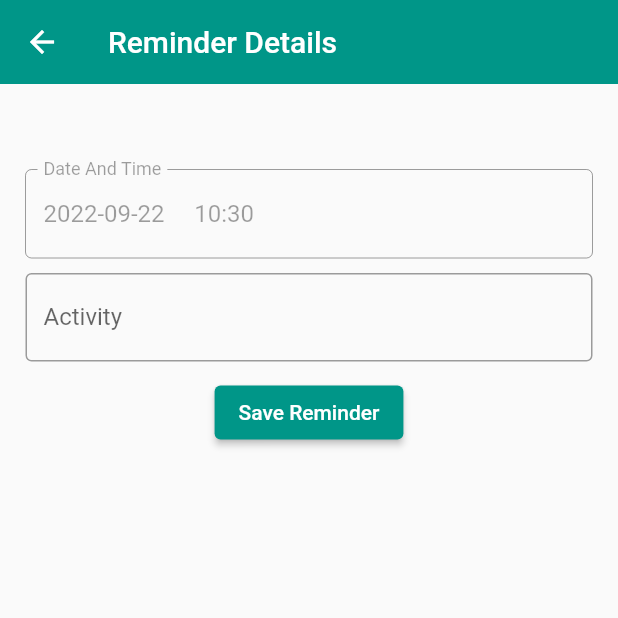
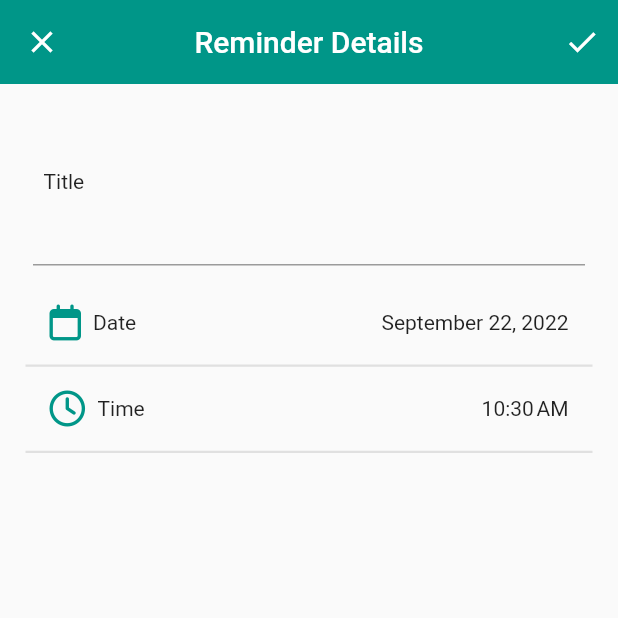
Before and after one commit to NNJ16/diabeta_app, a Flutter app: the ReminderDetails screen opened directly, on a phone screen of 412 x 824 dp, the top half of it. Run offline on Flutter 3.47's test engine with Material 2 defaults, Android fonts, the phone set to English and light mode, and no system bars; our stand-ins replace card_swiper, cloud_firestore, dio, dropdown_button2, firebase_core, flutter_datetime_picker and 9 more; missing offline and left inert: loading_animations, outline_search_bar; accounts and stored records are empty.

Commit message:
bug fixed

```diff
--- a/lib/screens/reminders/reminder_details.dart
+++ b/lib/screens/reminders/reminder_details.dart
@@ -1,3 +1,4 @@
+import 'package:diabeta_app/components/constants.dart';
 import 'package:diabeta_app/model/ReceivedNotification.dart';
 import 'package:diabeta_app/services/data_store.dart';
 import 'package:diabeta_app/services/local_notification_service.dart';
@@ -8,6 +9,8 @@ import 'package:flutter/src/widgets/container.dart';
 import 'package:flutter/src/widgets/framework.dart';
 import 'package:flutter_datetime_picker/flutter_datetime_picker.dart';
 import 'package:fluttertoast/fluttertoast.dart';
+import 'package:font_awesome_flutter/font_awesome_flutter.dart';
+import 'package:intl/intl.dart';
 
 class ReminderDetails extends StatefulWidget {
   final String? activity;
@@ -23,7 +26,8 @@ class _ReminderDetailsState extends State<ReminderDetails> {
   late final LocalNotificationService service;
   DateTime pickedDate = DateTime.now();
   String notificationBody = '';
-
+  DateTime date = DateTime.now();
+  TimeOfDay time = TimeOfDay.now();
   @override
   void initState() {
     service = LocalNotificationService();
@@ -31,9 +35,44 @@ class _ReminderDetailsState extends State<ReminderDetails> {
     if (widget.activity != null && widget.dateTime != null) {
       notificationBody = widget.activity.toString();
       pickedDate = DateTime.parse(widget.dateTime.toString());
+      date = DateTime.parse(widget.dateTime.toString());
+      time = TimeOfDay.fromDateTime(DateTime.parse(widget.dateTime.toString()));
     }
     listenToNotification();
     super.initState();
+  }
+
+  Future pickDate(BuildContext context) async {
+    FocusScope.of(context).requestFocus(FocusNode());
+    final initialDate = DateTime.now();
+    final newDate = await showDatePicker(
+        context: context,
+        initialDate: initialDate,
+        firstDate: DateTime(DateTime.now().year - 5),
+        lastDate: DateTime(DateTime.now().year + 5));
+    if (newDate == null) return;
+    setState(() {
+      print(newDate);
+      date = newDate;
+    });
+  }
+
+  Future pickTime(BuildContext context, DateTime date) async {
+    final TimeOfDay? result =
+        await showTimePicker(context: context, initialTime: TimeOfDay.now());
+    if (result != null) {
+      setState(() {
+        print(result);
+        time = result;
+      });
+    }
+  }
+
+  String formatTimeOfDay(TimeOfDay tod) {
+    final now = DateTime.now();
+    final dt = DateTime(now.year, now.month, now.day, tod.hour, tod.minute);
+    final format = DateFormat.jm(); //"6:00 AM"
+    return format.format(dt);
   }
 
   @override
@@ -42,88 +81,30 @@ class _ReminderDetailsState extends State<ReminderDetails> {
       appBar: AppBar(
         elevation: 0,
         title: const Text("Reminder Details"),
-        centerTitle: false,
-      ),
-      body: Padding(
-        padding: const EdgeInsets.all(17.0),
-        child: Center(
-          child: Column(
-            // mainAxisAlignment: MainAxisAlignment.center,
-            crossAxisAlignment: CrossAxisAlignment.center,
-            children: [
-              SizedBox(
-                height: 40,
-              ),
-              GestureDetector(
-                onTap: () {
-                  DatePicker.showDateTimePicker(context,
-                      showTitleActions: true,
-                      minTime: DateTime(2018, 3, 5),
-                      maxTime: DateTime(2030, 6, 7), onChanged: (date) {
-                    print('change $date');
-                  }, onConfirm: (date) {
-                    print('confirm $date');
-                    setState(() {
-                      pickedDate = date;
-                    });
-                  }, currentTime: DateTime.now(), locale: LocaleType.en);
-                },
-                child: TextFormField(
-                  enabled: false,
-                  decoration: InputDecoration(
-                    border: OutlineInputBorder(),
-                    labelText: 'Date And Time',
-                  ),
-                  controller: TextEditingController(
-                      text: widget.dateTime != null
-                          ? widget.dateTime.toString().substring(0, 10) +
-                              "     " +
-                              widget.dateTime.toString().substring(11, 16)
-                          : pickedDate.toIso8601String().substring(0, 10) +
-                              "     " +
-                              pickedDate.toIso8601String().substring(11, 16)),
-                  // onChanged: (value) {
-                  //   setState(() {
-                  //     print(value);
-                  //     pickedDate = value;
-                  //   });
-                  // },
-                ),
-              ),
-              SizedBox(
-                height: 10,
-              ),
-              TextFormField(
-                decoration: InputDecoration(
-                  border: OutlineInputBorder(),
-                  labelText: 'Activity',
-                ),
-                initialValue: widget.activity ?? '',
-                // controller: TextEditingController(text: widget.activity ?? ''),
-                onChanged: (value) {
-                  setState(() {
-                    print(value);
-                    notificationBody = value;
-                  });
+        centerTitle: true,
+        leading: IconButton(
+          icon: const Icon(Icons.close),
+          onPressed: () {
+            Navigator.pop(context);
           },
         ),
-              SizedBox(
-                height: 10,
-              ),
-              ElevatedButton(
+        actions: (<Widget>[
+          IconButton(
             onPressed: () async {
+              date = DateTime(
+                  date.year, date.month, date.day, time.hour, time.minute);
               try {
                 await service.setScheduledNotification(
                   id: 0,
                   body: notificationBody ?? widget.activity ?? 'Not Found',
-                      dateAndTime: pickedDate,
+                  dateAndTime: date,
                 );
                 ReceivedNotification receivedNotification =
                     new ReceivedNotification(
                         id: 0,
                         title: "Diabeta Activity",
                         body: notificationBody,
-                            payload: pickedDate.toString());
+                        payload: date.toString());
                 // await DataStore.shared.setReminderList(receivedNotification);
                 Navigator.pop(context, receivedNotification);
               } catch (e) {
@@ -139,9 +120,149 @@ class _ReminderDetailsState extends State<ReminderDetails> {
                 //     fontSize: 15.0);
               }
             },
-                child: const Text('Save Reminder'),
+            icon: const Icon(Icons.done),
           ),
+        ]),
+      ),
+      body: SingleChildScrollView(
+        child: Padding(
+          padding: const EdgeInsets.all(17.0),
+          child: Center(
+            child: Column(
+              // mainAxisAlignment: MainAxisAlignment.center,
+              crossAxisAlignment: CrossAxisAlignment.start,
+              children: [
+                SizedBox(
+                  height: 40,
+                ),
+                Padding(
+                  padding: EdgeInsets.only(left: 12.0, bottom: 0),
+                  child: Text(
+                    "Title",
+                    textAlign: TextAlign.start,
+                  ),
+                ),
+                Padding(
+                  padding: EdgeInsets.symmetric(horizontal: 5),
+                  child: TextFormField(
+                    decoration: InputDecoration(
+                        // border: OutlineInputBorder(),
+                        // labelText: 'Title',
+                        ),
+                    initialValue: widget.activity ?? '',
+                    // controller: TextEditingController(text: widget.activity ?? ''),
+                    onChanged: (value) {
+                      setState(() {
+                        print(value);
+                        notificationBody = value;
+                      });
+                    },
+                  ),
+                ),
+                SizedBox(
+                  height: 10,
+                ),
+                Container(
+                  decoration: BoxDecoration(
+                      border: Border(
+                    bottom: BorderSide(width: 1.5, color: Colors.grey[300]!),
+                  )),
+                  width: double.infinity,
+                  child: Padding(
+                    padding: const EdgeInsets.all(16.0),
+                    child: Row(
+                      mainAxisAlignment: MainAxisAlignment.spaceBetween,
+                      children: [
+                        Row(
+                          children: const [
+                            FaIcon(FontAwesomeIcons.calendar,
+                                color: kPrimaryColor),
+                            SizedBox(
+                              width: 8,
+                            ),
+                            Text('Date'),
                           ],
+                        ),
+                        InkWell(
+                          child: Text(DateFormat('MMMM dd, yyyy').format(date)),
+                          onTap: () {
+                            pickDate(context);
+                          },
+                        )
+                      ],
+                    ),
+                  ),
+                ),
+                Container(
+                  decoration: BoxDecoration(
+                      border: Border(
+                    bottom: BorderSide(width: 1.5, color: Colors.grey[300]!),
+                  )),
+                  width: double.infinity,
+                  child: Padding(
+                    padding: const EdgeInsets.all(16.0),
+                    child: Row(
+                      mainAxisAlignment: MainAxisAlignment.spaceBetween,
+                      children: [
+                        Row(
+                          children: const [
+                            FaIcon(FontAwesomeIcons.clock,
+                                color: kPrimaryColor),
+                            SizedBox(
+                              width: 8,
+                            ),
+                            Text('Time'),
+                          ],
+                        ),
+                        InkWell(
+                          child: Text(formatTimeOfDay(time)),
+                          onTap: () {
+                            pickTime(context, date);
+                          },
+                        )
+                      ],
+                    ),
+                  ),
+                ),
+                const SizedBox(
+                  height: 10,
+                ),
+                // ElevatedButton(
+                //   onPressed: () async {
+                //     date = DateTime(date.year, date.month, date.day, time.hour,
+                //         time.minute);
+                //     try {
+                //       await service.setScheduledNotification(
+                //         id: 0,
+                //         body:
+                //             notificationBody ?? widget.activity ?? 'Not Found',
+                //         dateAndTime: date,
+                //       );
+                //       ReceivedNotification receivedNotification =
+                //           new ReceivedNotification(
+                //               id: 0,
+                //               title: "Diabeta Activity",
+                //               body: notificationBody,
+                //               payload: date.toString());
+                //       // await DataStore.shared.setReminderList(receivedNotification);
+                //       Navigator.pop(context, receivedNotification);
+                //     } catch (e) {
+                //       print(e);
+                //       ScaffoldMessenger.of(context).showSnackBar(SnackBar(
+                //         content: Text("Enter Valid Date"),
+                //         duration: Duration(milliseconds: 2000),
+                //       ));
+                //       // Fluttertoast.showToast(
+                //       //     msg: "Enter Valid Date",
+                //       //     backgroundColor: Color.fromARGB(255, 77, 77, 77),
+                //       //     textColor: Colors.white,
+                //       //     fontSize: 15.0);
+                //     }
+                //   },
+                //   child: const Text('Save Reminder'),
+                // ),
+              ],
+            ),
           ),
         ),
       ),
```
Also changed, not shown: lib/screens/main_screen.dart (+24 -1 lines), lib/firebase_options.dart (added), 10 other files. Lines whose indentation alone changed are shown as unchanged.
